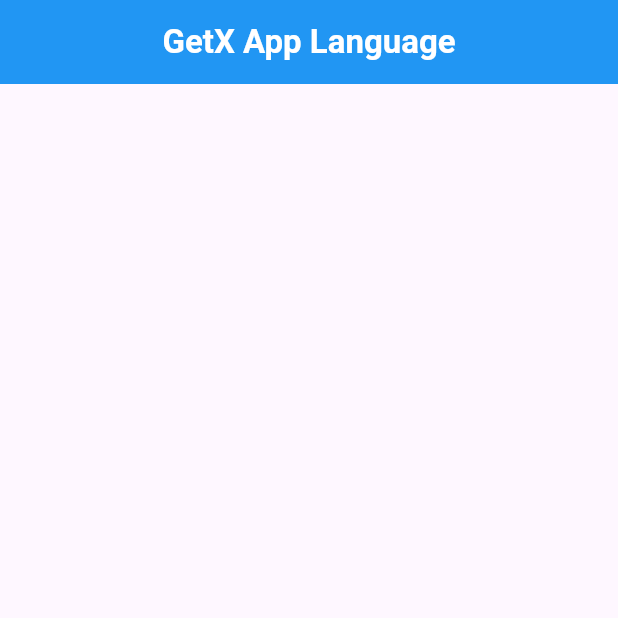
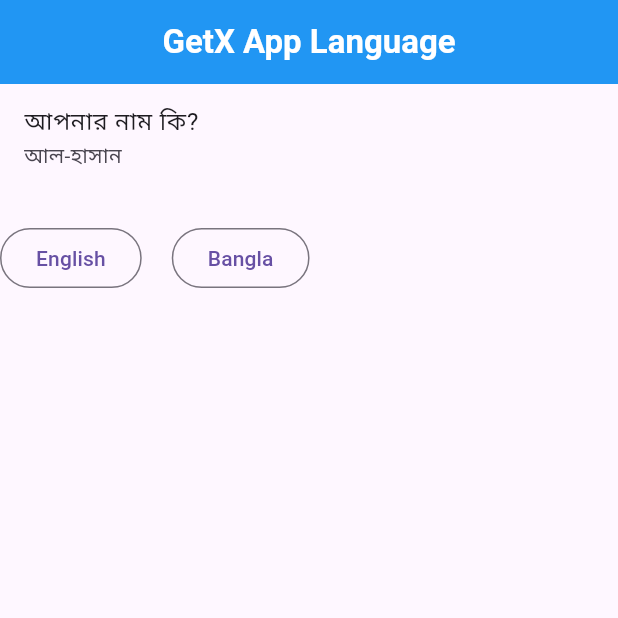
Before and after one commit to alhasann351/getx_localization_change_app_language, a Flutter app: the screen it shows after launch, on a phone screen of 412 x 824 dp, the top half of it. Run offline on Flutter 3.47's test engine with Material 3 defaults, Android fonts, the phone set to English and light mode, and no system bars; our stand-ins replace get.

Commit message:
change-language

```diff
--- /dev/null
+++ b/lib/languages.dart
@@ -0,0 +1,15 @@
+import 'package:get/get_navigation/src/root/internacionalization.dart';
+
+class Languages extends Translations{
+  @override
+  Map<String, Map<String, String>> get keys => {
+    'en_US' : {
+      'message' : 'What is your name?',
+      'name' : 'Al-Hasan'
+    },
+    'bn_BD' : {
+      'message' : 'আপনার নাম কি?',
+      'name' : 'আল-হাসান'
+    },
+  };
+}
--- a/lib/main.dart
+++ b/lib/main.dart
@@ -1,5 +1,6 @@
 import 'package:flutter/material.dart';
 import 'package:get/get.dart';
+import 'package:getx_localization_change_app_language/languages.dart';
 import 'my_home_page.dart';
 
 void main() {
@@ -11,9 +12,12 @@ class MyApp extends StatelessWidget {
 
   @override
   Widget build(BuildContext context) {
-    return const GetMaterialApp(
+    return GetMaterialApp(
       debugShowCheckedModeBanner: false,
-      home: MyHomePage(),
+      locale: const Locale('bn', 'BD'),
+      translations: Languages(),
+      fallbackLocale: const Locale('en', 'US'),
+      home: const MyHomePage(),
     );
   }
 }
--- a/lib/my_home_page.dart
+++ b/lib/my_home_page.dart
@@ -1,4 +1,5 @@
 import 'package:flutter/material.dart';
+import 'package:get/get.dart';
 
 class MyHomePage extends StatefulWidget {
   const MyHomePage({super.key});
@@ -23,6 +24,27 @@ class _MyHomePageState extends State<MyHomePage> {
           ),
         ),
       ),
+      body: Column(
+        children: [
+          ListTile(
+            title: Text('message'.tr),
+            subtitle: Text('name'.tr),
+          ),
+          const SizedBox(height: 20,),
+          Row(
+            children: [
+              OutlinedButton(onPressed: (){
+                Get.updateLocale(const Locale('en', 'US'));
+              }, child: const Text('English'),),
+              const SizedBox(width: 20,),
+              OutlinedButton(onPressed: (){
+                Get.updateLocale(const Locale('bn', 'BD'));
+              }, child: const Text('Bangla'),),
+            ],
+          ),
+        ],
+      ),
+
     );
   }
 }
```
